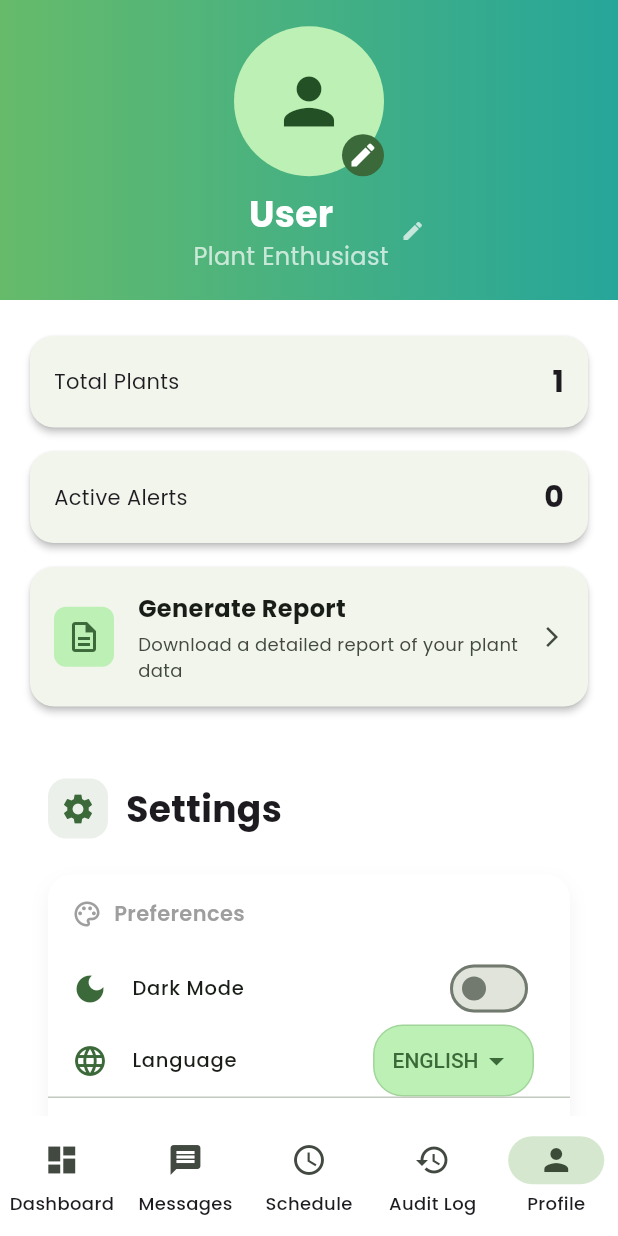
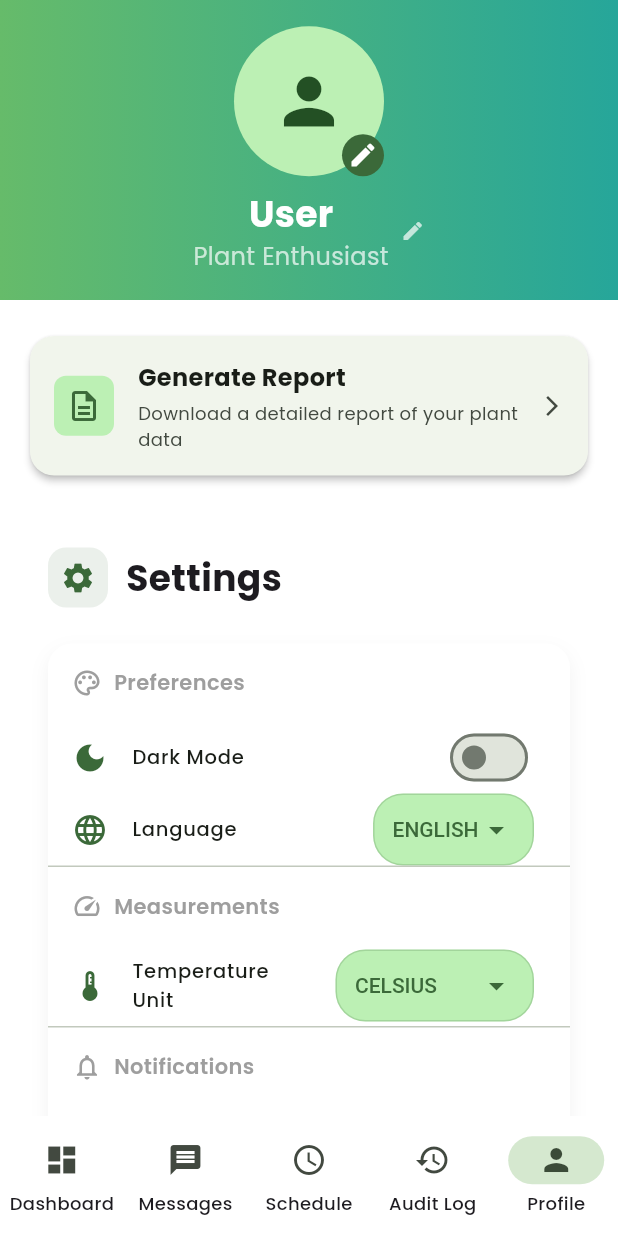
Before and after one commit to rrjmac026/prototype_flutter, a Flutter app: the screen it shows after launch, item 5 of the bottom bar chosen, on a phone screen of 412 x 824 dp. Run offline on Flutter 3.47's test engine with Material 3 defaults, Android fonts, the phone set to English and light mode, and no system bars; our stand-ins replace fl_chart, google_fonts, image_picker, open_file, shared_preferences; network calls fail.

Commit message:
Remove total Plants and Active Alerts

```diff
--- a/lib/screens/profile_screen.dart
+++ b/lib/screens/profile_screen.dart
@@ -396,9 +396,7 @@ class _ProfileScreenState extends State<ProfileScreen> {
       padding: const EdgeInsets.all(16),
       child: Column(
         children: [
-          _buildStatCard('Total Plants', '1'),
-          _buildStatCard('Active Alerts', _alerts.length.toString()),
-          // Add Generate Report Card
+          // Generate Report Card
           Card(
             child: InkWell(
               onTap: _generateReport,
@@ -456,27 +454,6 @@ class _ProfileScreenState extends State<ProfileScreen> {
           const SizedBox(height: 16),
           _buildSettingsSection(context),
         ],
-      ),
-    );
-  }
-
-  Widget _buildStatCard(String title, String value) {
-    return Card(
-      child: Padding(
-        padding: const EdgeInsets.all(16),
-        child: Row(
-          mainAxisAlignment: MainAxisAlignment.spaceBetween,
-          children: [
-            Text(title),
-            Text(
-              value,
-              style: const TextStyle(
-                fontSize: 20,
-                fontWeight: FontWeight.bold,
-              ),
-            ),
-          ],
-        ),
       ),
     );
   }
```
Also changed, not shown: 4 other files.
